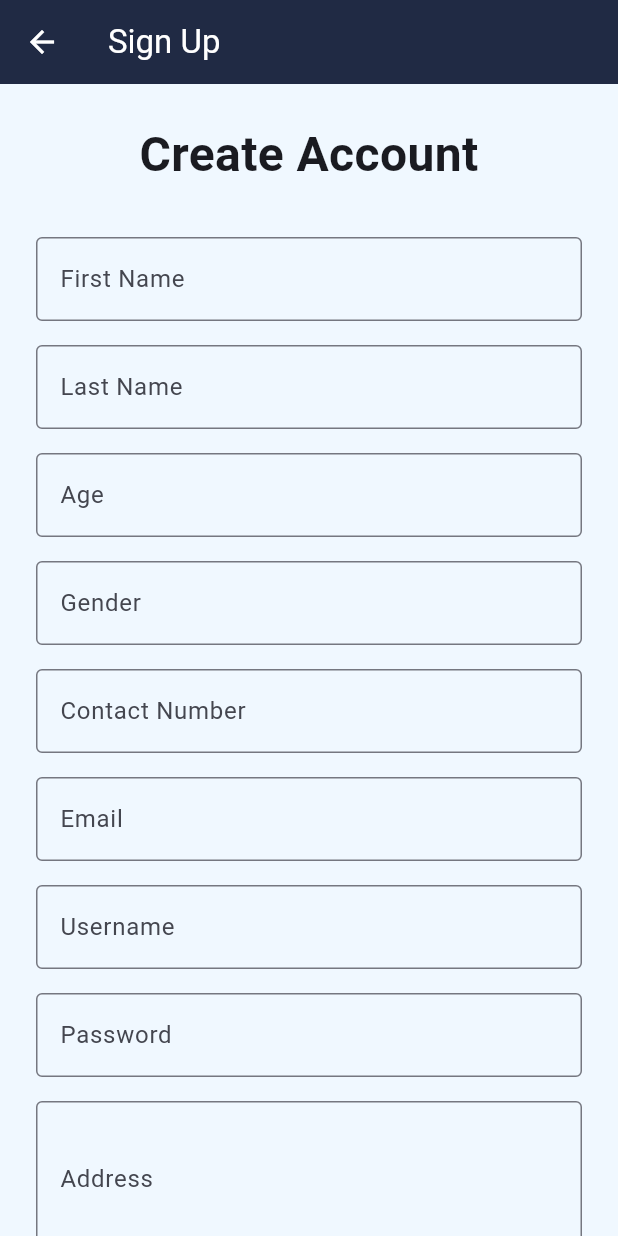
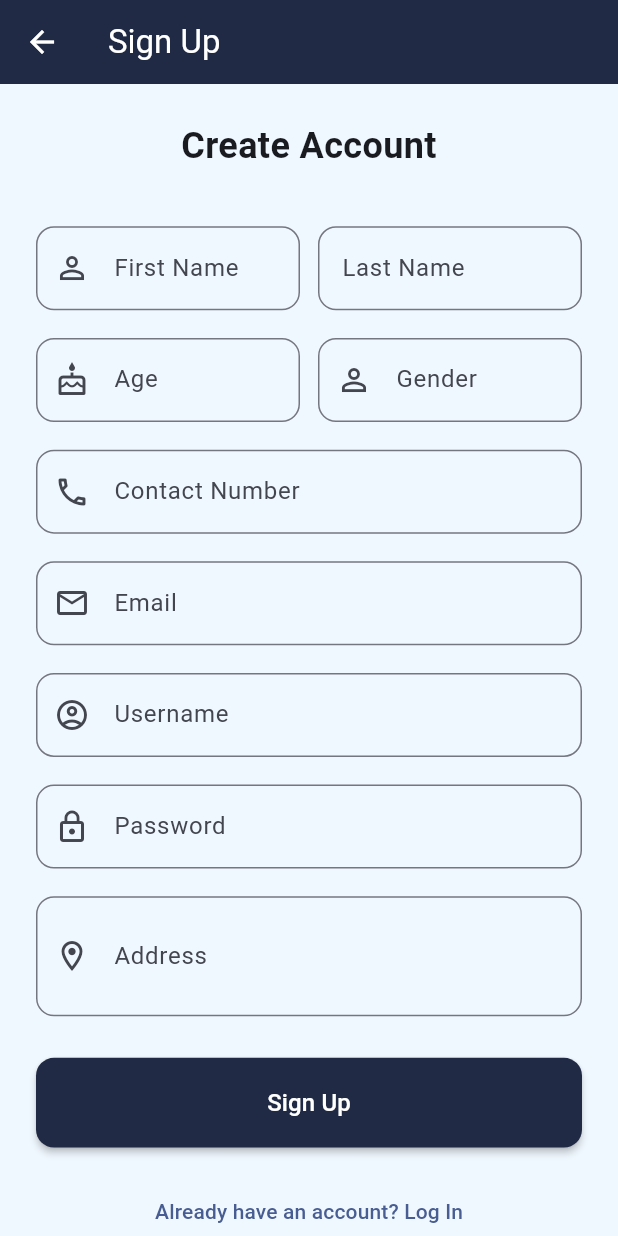
Before and after one commit to ZabJT/tumang-longexam-advmobprog, a Flutter app: the SignUpScreen screen opened by its route, on a phone screen of 412 x 824 dp. Run offline on Flutter 3.47's test engine with Material 3 defaults, Android fonts, the light colour scheme and no system bars; our stand-ins replace flutter_dotenv, flutter_screenutil, image_picker, shared_preferences; accounts and stored records are empty; network calls fail; statements that could not run were skipped.

Commit message:
feat: modernize signup form with username-based account types
Modernize signup form and implement username-based account type system

Changes:
- Remove car icon/logo from signup form for cleaner design
- Remove account type dropdown to simplify user experience
- Implement username-based account type detection:
  * .STAFF$ suffix creates editor account (requires approval)
  * .ADMIN$ suffix creates admin account (requires approval)
  * Regular usernames create viewer account (immediate access)
- Add username cleaning logic to store clean usernames in database
- Update approval workflow for both editor and admin accounts
- Add helpful hint text to username field
- Maintain modern styling with responsive design
- Improve form layout with two-column fields for better space usage

Technical Details:
- Added _determineAccountType() and _cleanUsername() helper functions
- Updated registration logic to handle automatic account type assignment
- Both staff and admin accounts now require pending approval
- Clean usernames (without suffixes) are stored for uniqueness validation

User Experience:
- Regular users: enter normal username → immediate viewer access
- Staff members: enter "username.STAFF$" → editor account (pending approval)
- Admins: enter "username.ADMIN$" → admin account (pending approval)

```diff
--- a/tumang_longexam_mobile/lib/screens/public_home_screen.dart
+++ b/tumang_longexam_mobile/lib/screens/public_home_screen.dart
@@ -103,6 +103,7 @@
     return Scaffold(
       backgroundColor: const Color(0xFFF0F8FF), // Alice Blue
       appBar: AppBar(
+        automaticallyImplyLeading: false,
         title: Image.asset(
           'assets/images/Car_Icon.png',
           height: 70.h,
@@ -198,6 +199,7 @@
                       ),
                       child: TextField(
                         controller: _searchController,
+                        textAlign: TextAlign.left,
                         onChanged: (value) {
                           setState(() {
                             _searchQuery = value.toLowerCase();
@@ -206,6 +208,10 @@
                         decoration: InputDecoration(
                           hintText: 'Search cars by name, brand, or model...',
                           border: InputBorder.none,
+                          contentPadding: EdgeInsets.symmetric(
+                            horizontal: 16.w,
+                            vertical: 12.h,
+                          ),
                           prefixIcon: const Icon(
                             Icons.search,
                             color: Color(0xFF202A44),
--- a/tumang_longexam_mobile/lib/screens/signup_screen.dart
+++ b/tumang_longexam_mobile/lib/screens/signup_screen.dart
@@ -1,4 +1,5 @@
 import 'package:flutter/material.dart';
+import 'package:flutter_screenutil/flutter_screenutil.dart';
 import '../services/user_service.dart';
 
 class SignUpScreen extends StatefulWidget {
@@ -21,7 +22,6 @@
   final _addressController = TextEditingController();
   final _userService = UserService();
   bool _isLoading = false;
-  String _selectedType = 'editor'; // Default to editor
 
   @override
   void dispose() {
@@ -37,6 +37,24 @@
     super.dispose();
   }
 
+  // Function to determine account type based on username
+  String _determineAccountType(String username) {
+    if (username.endsWith('.ADMIN\$')) {
+      return 'admin';
+    } else if (username.endsWith('.STAFF\$')) {
+      return 'editor';
+    }
+    return 'viewer';
+  }
+
+  // Function to clean username (remove suffix)
+  String _cleanUsername(String username) {
+    if (username.endsWith('.ADMIN\$') || username.endsWith('.STAFF\$')) {
+      return username.substring(0, username.lastIndexOf('.'));
+    }
+    return username;
+  }
+
   Future<void> _handleSignUp() async {
     if (_formKey.currentState!.validate()) {
       setState(() {
@@ -44,6 +62,10 @@
       });
 
       try {
+        final rawUsername = _usernameController.text;
+        final accountType = _determineAccountType(rawUsername);
+        final cleanUsername = _cleanUsername(rawUsername);
+
         final userData = {
           'firstName': _firstNameController.text,
           'lastName': _lastNameController.text,
@@ -51,10 +73,10 @@
           'gender': _genderController.text,
           'contactNumber': _contactController.text,
           'email': _emailController.text,
-          'username': _usernameController.text,
+          'username': cleanUsername,
           'password': _passwordController.text,
           'address': _addressController.text,
-          'type': _selectedType,
+          'type': accountType,
         };
 
         await _userService.registerUser(userData);
@@ -63,7 +85,7 @@
 
         // Show appropriate message based on user type
         String message = 'Registration successful!';
-        if (_selectedType == 'admin' || _selectedType == 'editor') {
+        if (accountType == 'admin' || accountType == 'editor') {
           message = 'Registration successful! Please wait for admin approval.';
         }
 
@@ -92,10 +114,16 @@
   @override
   Widget build(BuildContext context) {
     return Scaffold(
-      appBar: AppBar(title: const Text('Sign Up')),
+      backgroundColor: const Color(0xFFF0F8FF), // Alice Blue
+      appBar: AppBar(
+        backgroundColor: const Color(0xFF202A44),
+        foregroundColor: Colors.white,
+        elevation: 0,
+        title: const Text('Sign Up'),
+      ),
       body: SafeArea(
         child: SingleChildScrollView(
-          padding: const EdgeInsets.all(24.0),
+          padding: EdgeInsets.all(24.w),
           child: Form(
             key: _formKey,
             child: Column(
@@ -103,71 +131,107 @@
               children: [
                 const Text(
                   'Create Account',
-                  style: TextStyle(fontSize: 32, fontWeight: FontWeight.bold),
+                  style: TextStyle(fontSize: 24, fontWeight: FontWeight.bold),
                   textAlign: TextAlign.center,
                 ),
-                const SizedBox(height: 32),
-                TextFormField(
+                SizedBox(height: 32.h),
+                // First Name and Last Name in a row
+                Row(
+                  children: [
+                    Expanded(
+                      child: TextFormField(
                         controller: _firstNameController,
                         decoration: const InputDecoration(
                           labelText: 'First Name',
-                    border: OutlineInputBorder(),
+                          prefixIcon: Icon(Icons.person_outline),
+                          border: OutlineInputBorder(
+                            borderRadius: BorderRadius.all(Radius.circular(12)),
+                          ),
                         ),
                         validator: (value) {
                           if (value == null || value.isEmpty) {
-                      return 'Please enter your first name';
+                            return 'Required';
                           }
                           return null;
                         },
                       ),
-                const SizedBox(height: 16),
-                TextFormField(
+                    ),
+                    SizedBox(width: 12.w),
+                    Expanded(
+                      child: TextFormField(
                         controller: _lastNameController,
                         decoration: const InputDecoration(
                           labelText: 'Last Name',
-                    border: OutlineInputBorder(),
+                          border: OutlineInputBorder(
+                            borderRadius: BorderRadius.all(Radius.circular(12)),
+                          ),
                         ),
                         validator: (value) {
                           if (value == null || value.isEmpty) {
-                      return 'Please enter your last name';
+                            return 'Required';
                           }
                           return null;
                         },
                       ),
-                const SizedBox(height: 16),
-                TextFormField(
+                    ),
+                  ],
+                ),
+                SizedBox(height: 16.h),
+
+                // Age and Gender in a row
+                Row(
+                  children: [
+                    Expanded(
+                      child: TextFormField(
                         controller: _ageController,
+                        keyboardType: TextInputType.number,
                         decoration: const InputDecoration(
                           labelText: 'Age',
-                    border: OutlineInputBorder(),
+                          prefixIcon: Icon(Icons.cake_outlined),
+                          border: OutlineInputBorder(
+                            borderRadius: BorderRadius.all(Radius.circular(12)),
+                          ),
                         ),
                         validator: (value) {
                           if (value == null || value.isEmpty) {
-                      return 'Please enter your age';
+                            return 'Required';
                           }
                           return null;
                         },
                       ),
-                const SizedBox(height: 16),
-                TextFormField(
+                    ),
+                    SizedBox(width: 12.w),
+                    Expanded(
+                      child: TextFormField(
                         controller: _genderController,
                         decoration: const InputDecoration(
                           labelText: 'Gender',
-                    border: OutlineInputBorder(),
+                          prefixIcon: Icon(Icons.person_outline),
+                          border: OutlineInputBorder(
+                            borderRadius: BorderRadius.all(Radius.circular(12)),
+                          ),
                         ),
                         validator: (value) {
                           if (value == null || value.isEmpty) {
-                      return 'Please enter your gender';
+                            return 'Required';
                           }
                           return null;
                         },
                       ),
-                const SizedBox(height: 16),
+                    ),
+                  ],
+                ),
+                SizedBox(height: 16.h),
+
                 TextFormField(
                   controller: _contactController,
+                  keyboardType: TextInputType.phone,
                   decoration: const InputDecoration(
                     labelText: 'Contact Number',
-                    border: OutlineInputBorder(),
+                    prefixIcon: Icon(Icons.phone_outlined),
+                    border: OutlineInputBorder(
+                      borderRadius: BorderRadius.all(Radius.circular(12)),
+                    ),
                   ),
                   validator: (value) {
                     if (value == null || value.isEmpty) {
@@ -176,13 +240,17 @@
                     return null;
                   },
                 ),
-                const SizedBox(height: 16),
+                SizedBox(height: 16.h),
+
                 TextFormField(
                   controller: _emailController,
                   keyboardType: TextInputType.emailAddress,
                   decoration: const InputDecoration(
                     labelText: 'Email',
-                    border: OutlineInputBorder(),
+                    prefixIcon: Icon(Icons.email_outlined),
+                    border: OutlineInputBorder(
+                      borderRadius: BorderRadius.all(Radius.circular(12)),
+                    ),
                   ),
                   validator: (value) {
                     if (value == null || value.isEmpty) {
@@ -196,12 +264,17 @@
                     return null;
                   },
                 ),
-                const SizedBox(height: 16),
+                SizedBox(height: 16.h),
+
                 TextFormField(
                   controller: _usernameController,
                   decoration: const InputDecoration(
                     labelText: 'Username',
-                    border: OutlineInputBorder(),
+                    hintText: 'Add .STAFF$ or .ADMIN$ for special access',
+                    prefixIcon: Icon(Icons.account_circle_outlined),
+                    border: OutlineInputBorder(
+                      borderRadius: BorderRadius.all(Radius.circular(12)),
+                    ),
                   ),
                   validator: (value) {
                     if (value == null || value.isEmpty) {
@@ -210,13 +283,17 @@
                     return null;
                   },
                 ),
-                const SizedBox(height: 16),
+                SizedBox(height: 16.h),
+
                 TextFormField(
                   controller: _passwordController,
                   obscureText: true,
                   decoration: const InputDecoration(
                     labelText: 'Password',
-                    border: OutlineInputBorder(),
+                    prefixIcon: Icon(Icons.lock_outline),
+                    border: OutlineInputBorder(
+                      borderRadius: BorderRadius.all(Radius.circular(12)),
+                    ),
                   ),
                   validator: (value) {
                     if (value == null || value.isEmpty) {
@@ -228,13 +305,17 @@
                     return null;
                   },
                 ),
-                const SizedBox(height: 16),
+                SizedBox(height: 16.h),
+
                 TextFormField(
                   controller: _addressController,
-                  maxLines: 3,
+                  maxLines: 2,
                   decoration: const InputDecoration(
                     labelText: 'Address',
-                    border: OutlineInputBorder(),
+                    prefixIcon: Icon(Icons.location_on_outlined),
+                    border: OutlineInputBorder(
+                      borderRadius: BorderRadius.all(Radius.circular(12)),
+                    ),
                   ),
                   validator: (value) {
                     if (value == null || value.isEmpty) {
@@ -243,53 +324,32 @@
                     return null;
                   },
                 ),
-                const SizedBox(height: 16),
-                DropdownButtonFormField<String>(
-                  value: _selectedType,
-                  decoration: const InputDecoration(
-                    labelText: 'Account Type',
-                    border: OutlineInputBorder(),
-                  ),
-                  items: const [
-                    DropdownMenuItem(
-                      value: 'viewer',
-                      child: Text('Viewer (Read Only)'),
-                    ),
-                    DropdownMenuItem(
-                      value: 'editor',
-                      child: Text('Editor (Can Edit)'),
-                    ),
-                    DropdownMenuItem(
-                      value: 'admin',
-                      child: Text('Admin (Full Access)'),
-                    ),
-                  ],
-                  onChanged: (String? newValue) {
-                    if (newValue != null) {
-                      setState(() {
-                        _selectedType = newValue;
-                      });
-                    }
-                  },
-                ),
-                const SizedBox(height: 24),
+                SizedBox(height: 24.h),
                 ElevatedButton(
                   onPressed: _isLoading ? null : _handleSignUp,
                   style: ElevatedButton.styleFrom(
-                    padding: const EdgeInsets.symmetric(vertical: 16),
+                    backgroundColor: const Color(0xFF202A44),
+                    foregroundColor: Colors.white,
+                    padding: EdgeInsets.symmetric(vertical: 16.h),
                     shape: RoundedRectangleBorder(
                       borderRadius: BorderRadius.circular(12),
                     ),
+                    elevation: 2,
                   ),
                   child: _isLoading
-                      ? const SizedBox(
-                          height: 20,
-                          width: 20,
-                          child: CircularProgressIndicator(strokeWidth: 2),
+                      ? SizedBox(
+                          height: 20.h,
+                          width: 20.w,
+                          child: const CircularProgressIndicator(
+                            strokeWidth: 2,
+                            valueColor: AlwaysStoppedAnimation<Color>(
+                              Colors.white,
+                            ),
+                          ),
                         )
-                      : const Text('Sign Up', style: TextStyle(fontSize: 16)),
+                      : Text('Sign Up', style: TextStyle(fontSize: 16.sp)),
                 ),
-                const SizedBox(height: 16),
+                SizedBox(height: 16.h),
                 TextButton(
                   onPressed: () {
                     Navigator.pushReplacementNamed(context, '/login');
```
Also changed, not shown: tumang_longexam_mobile/lib/screens/login_screen.dart (+11 -4 lines). Lines whose indentation alone changed are shown as unchanged.
